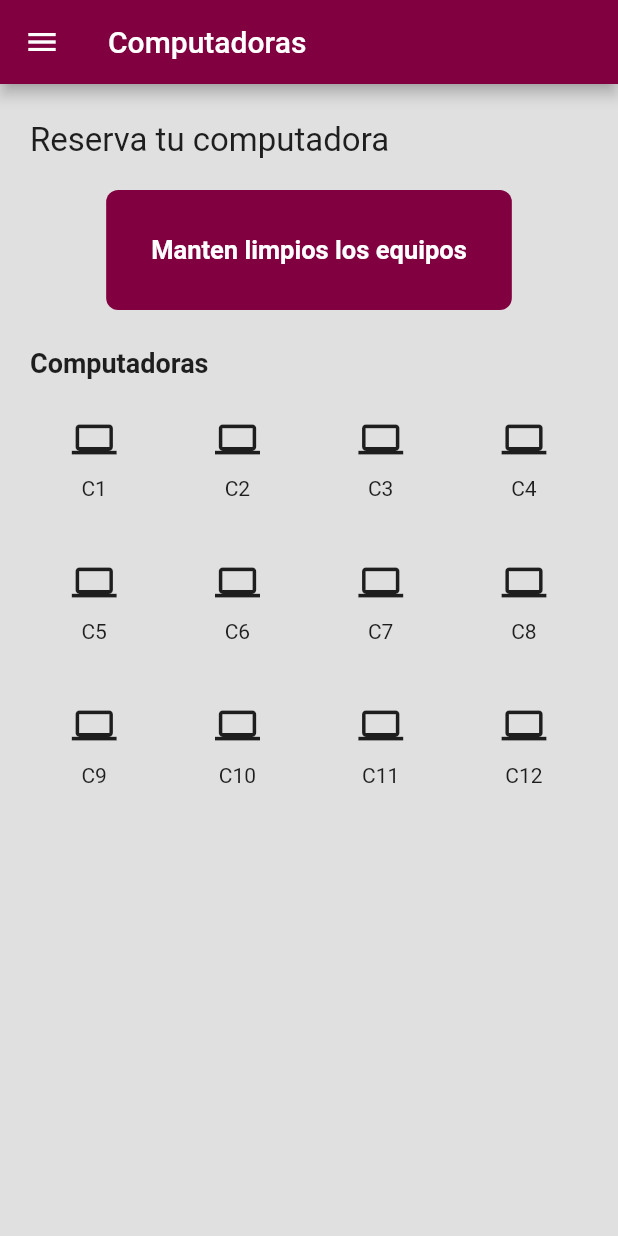
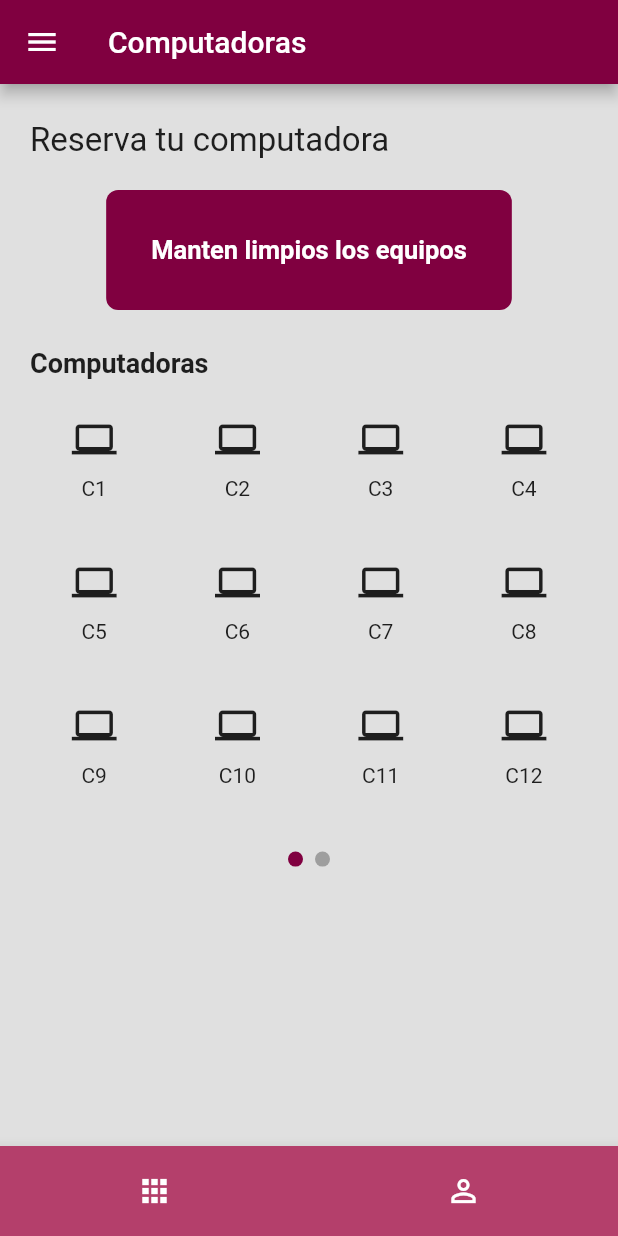
Before and after one commit to JDaniel1919/reserva_cae, a Flutter app: the screen it shows after launch, on a phone screen of 412 x 824 dp. Run offline on Flutter 3.47's test engine with Material 2 defaults, Android fonts, the phone set to English and light mode, and no system bars; drawn by our look-alikes of carousel_slider, smooth_page_indicator; our stand-ins replace splashscreen.

Commit message:
V0.1.7 - Computadoras

```diff
--- a/lib/Pantallas/Computadoras.dart
+++ b/lib/Pantallas/Computadoras.dart
@@ -1,6 +1,7 @@
-import 'package:flutter/cupertino.dart';
 import 'package:flutter/material.dart';
 import 'package:reserva_cae/Widgets/reusable_widgets.dart';
+import 'package:carousel_slider/carousel_slider.dart';
+import 'package:smooth_page_indicator/smooth_page_indicator.dart';
 
 class Computadoras extends StatefulWidget {
   Computadoras({Key? key}) : super(key: key);
@@ -10,6 +11,8 @@ class Computadoras extends StatefulWidget {
 }
 
 class _ComputadorasState extends State<Computadoras> {
+  CarouselController buttonCarouselController = CarouselController();
+  int activeIndex = 0;
   @override
   Widget build(BuildContext context) {
     return Scaffold(
@@ -65,23 +68,66 @@ class _ComputadorasState extends State<Computadoras> {
               SizedBox(
                 height: 15,
               ),
+              CarouselSlider.builder(
+                itemCount: 2,
+                carouselController: buttonCarouselController,
+                options: CarouselOptions(
+                  height: 300,
+                  viewportFraction: 1,
+                  initialPage: 0,
+                  reverse: false,
+                  enlargeCenterPage: true,
+                  scrollDirection: Axis.horizontal,
+                  onPageChanged: (index, reason) =>
+                      setState(() => activeIndex = index),
+                ),
+                itemBuilder:
+                    (BuildContext context, int itemIndex, int pageViewIndex) =>
                         Expanded(
                   child: GridView.count(
                     crossAxisSpacing: 10,
                     mainAxisSpacing: 10,
                     crossAxisCount: 4,
                     children: <Widget>[
-                    for(var i = 1;i<=12;i++) GestureDetector(
+                      for (var i = 1; i <= 12; i++)
+                        GestureDetector(
                           onTap: () {},
-                      child: BotonCompu(context, Icons.computer, "C"+ i.toString()),
+                          child: BotonCompu(
+                              context, Icons.computer, "C" + i.toString()),
                         ),
                     ],
                   ),
                 ),
+              ),
+              buildindicator(),
+              // Expanded(
+              //   child: GridView.count(
+              //     crossAxisSpacing: 10,
+              //     mainAxisSpacing: 10,
+              //     crossAxisCount: 4,
+              //     children: <Widget>[
+              //       for(var i = 1;i<=12;i++) GestureDetector(
+              //         onTap: () {},
+              //         child: BotonCompu(context, Icons.computer, "C"+ i.toString()),
+              //       ),
+              //     ],
+              //   ),
+              // ),
             ])),
       ),
       drawer: DrawerP(context),
+      bottomNavigationBar: AppBarInf(context),
       //bottomNavigationBar: AppBarInf(context),
     );
   }
+
+  Widget buildindicator() => AnimatedSmoothIndicator(
+        activeIndex: activeIndex,
+        count: 2,
+        effect: WormEffect(
+          activeDotColor: Color(0xff800040),
+          dotWidth: 10,
+          dotHeight: 10,
+        ),
+      );
 }
--- a/lib/main.dart
+++ b/lib/main.dart
@@ -20,6 +20,7 @@ class MyApp extends StatelessWidget {
   @override
   Widget build(BuildContext context) {
     return MaterialApp(
+      showPerformanceOverlay: false,
       title: 'Reservaciones',
       theme: ThemeData(
         primaryColor: Color(0xff800040),
--- a/pubspec.yaml
+++ b/pubspec.yaml
@@ -26,8 +26,12 @@ environment:
 # dependencies can be manually updated by changing the version numbers below to
 # the latest version available on pub.dev. To see which dependencies have newer
 # versions available, run `flutter pub outdated`.
+#flutter pub get
 dependencies:
   splashscreen: ^1.3.5
+  carousel_slider: ^4.1.1
+  smooth_page_indicator: ^1.0.0+2
+
   flutter:
     sdk: flutter
 
```
Also changed, not shown: lib/Pantallas/Cubiculos.dart (added), pubspec.lock. Lines whose indentation alone changed are shown as unchanged.
